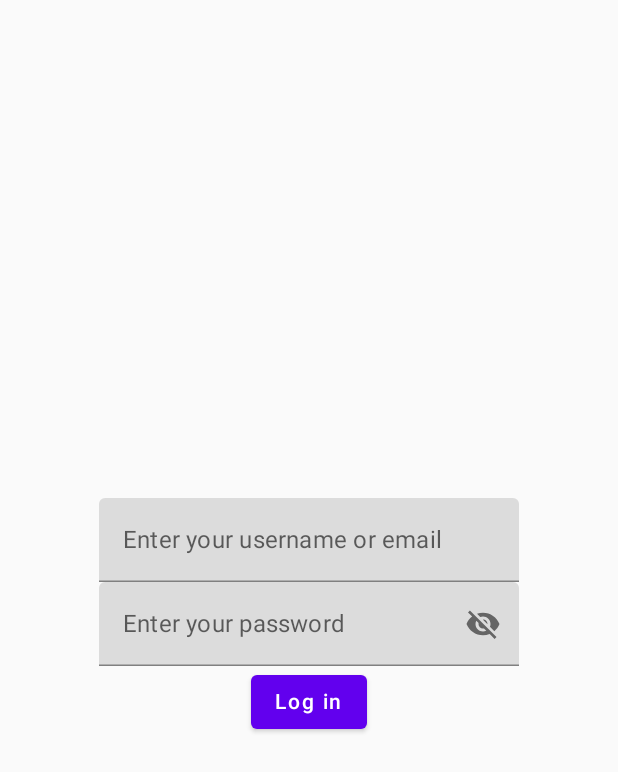
After one commit to calmBlooper/stampnet, an Android app built with Jetpack Compose: the AuthorizationActivity screen opened directly, with no data from a screen before it, on a phone screen of 412 x 824 dp. The commit adds this screen. Shown: the top 772 px of the screen. Run offline under Robolectric (Android 15) with nearby library versions, the phone set to English and light mode, and no system bars; our stand-ins replace Firebase (no records; nobody signed in at launch, a user with empty details on screens opened directly).

Commit message:
Added basic login

```diff
--- a/app/build.gradle
+++ b/app/build.gradle
@@ -58,10 +58,13 @@ dependencies {
     implementation "androidx.compose.material:material:$compose_version"
     implementation "androidx.compose.ui:ui-tooling-preview:$compose_version"
     implementation "androidx.lifecycle:lifecycle-runtime-ktx:$lifecycle_version"
+    implementation "androidx.navigation:navigation-compose:$lifecycle_version"
     implementation 'androidx.activity:activity-compose:1.4.0'
     testImplementation 'junit:junit:4.13.2'
     androidTestImplementation 'androidx.test.ext:junit:1.1.3'
     androidTestImplementation 'androidx.test.espresso:espresso-core:3.4.0'
     androidTestImplementation "androidx.compose.ui:ui-test-junit4:$compose_version"
+    implementation "androidx.compose.runtime:runtime-livedata:$compose_version"
     debugImplementation "androidx.compose.ui:ui-tooling:$compose_version"
+    implementation "androidx.compose.material:material-icons-extended:$compose_version"
 }
--- /dev/null
+++ b/app/src/main/java/com/voldemar/stampnet/authorization/AuthorizationActivity.kt
@@ -0,0 +1,127 @@
+package com.voldemar.stampnet.authorization
+
+import android.os.Bundle
+import android.util.Log
+import android.widget.Toast
+import androidx.activity.ComponentActivity
+import androidx.activity.compose.setContent
+import androidx.compose.foundation.layout.Arrangement
+import androidx.compose.foundation.layout.Column
+import androidx.compose.foundation.layout.fillMaxSize
+import androidx.compose.foundation.text.KeyboardOptions
+import androidx.compose.material.*
+import androidx.compose.material.icons.Icons
+import androidx.compose.material.icons.filled.Visibility
+import androidx.compose.material.icons.filled.VisibilityOff
+import androidx.compose.runtime.Composable
+import androidx.compose.runtime.getValue
+import androidx.compose.runtime.mutableStateOf
+import androidx.compose.runtime.saveable.rememberSaveable
+import androidx.compose.runtime.setValue
+import androidx.compose.ui.Alignment
+import androidx.compose.ui.Modifier
+import androidx.compose.ui.text.input.KeyboardType
+import androidx.compose.ui.text.input.PasswordVisualTransformation
+import androidx.compose.ui.text.input.VisualTransformation
+import androidx.compose.ui.tooling.preview.Preview
+import com.google.firebase.auth.FirebaseAuth
+
+class AuthorizationActivity : ComponentActivity() {
+    private lateinit var auth: FirebaseAuth
+    private val login = mutableStateOf("")
+    private val password = mutableStateOf("")
+    override fun onCreate(savedInstanceState: Bundle?) {
+        super.onCreate(savedInstanceState)
+        // Initialize Firebase Auth
+        auth = FirebaseAuth.getInstance()
+        setContent {
+            LoginView()
+        }
+    }
+
+    override fun onStart() {
+        super.onStart()
+        // Check if user is signed in (non-null) and update UI accordingly.
+        val currentUser = auth.currentUser
+        if (currentUser != null) {
+            //reload()  - wtf???
+        }
+    }
+
+    @Preview
+    @Composable
+    fun LoginView() {
+        Column(
+            modifier = Modifier.fillMaxSize(),
+            horizontalAlignment = Alignment.CenterHorizontally,
+            verticalArrangement = Arrangement.Center
+        ) {
+            Login()
+            Password()
+            SignInButton()
+        }
+    }
+
+    @Composable
+    fun SignInButton() {
+        Button(onClick = {
+            auth.signInWithEmailAndPassword(login.value, password.value)
+                .addOnCompleteListener(this) { task ->
+                    if (task.isSuccessful) {
+                        // Sign in success, update UI with the signed-in user's information
+                        Log.d(TAG, "signInWithEmail:success")
+                        val user = auth.currentUser
+                        //  updateUI(user)
+                    } else {
+                        // If sign in fails, display a message to the user.
+                        Log.w(TAG, "signInWithEmail:failure", task.exception)
+                        Toast.makeText(
+                            baseContext, "Authentication failed.",
+                            Toast.LENGTH_SHORT
+                        ).show()
+                        //    updateUI(null)
+                    }
+                }
+
+        }) {
+            Text(text = "Log in")
+        }
+    }
+
+    @Composable
+    fun Login() {
+        TextField(
+            value = login.value,
+            label = { Text(text = "Enter your username or email") },
+            onValueChange = { login.value = it })
+    }
+
+    @Composable
+    fun Password() {
+        var passwordVisible by rememberSaveable { mutableStateOf(false) }
+        TextField(value = password.value,
+            label = { Text(text = "Enter your password") },
+            onValueChange = { password.value = it },
+            singleLine = true,
+            visualTransformation = if (passwordVisible) VisualTransformation.None else PasswordVisualTransformation(),
+            keyboardOptions = KeyboardOptions(keyboardType = KeyboardType.Password),
+            trailingIcon = {
+                val image = if (passwordVisible)
+                    Icons.Filled.Visibility
+                else Icons.Filled.VisibilityOff
+
+                // Please provide localized description for accessibility services
+                val description = if (passwordVisible) "Hide password" else "Show password"
+
+                IconButton(onClick = { passwordVisible = !passwordVisible }) {
+                    Icon(imageVector = image, description)
+                }
+            }
+        )
+    }
+
+    companion object {
+        const val TAG = "Authorization"
+    }
+
+}
--- a/app/src/main/res/values/strings.xml
+++ b/app/src/main/res/values/strings.xml
@@ -2,4 +2,5 @@
     <string name="app_name">StampNet</string>
     <string name="title_activity_sign_in">SignInActivity</string>
     <string name="title_activity_splash">SplashActivity</string>
+    <string name="title_activity_signup">SignupActivity</string>
 </resources>
```
Also changed, not shown: app/src/main/AndroidManifest.xml (+8 -11 lines), app/src/main/java/com/voldemar/stampnet/MainActivity.kt (+14 -5 lines), app/src/main/java/com/voldemar/stampnet/SignInActivity.kt (deleted, +0 -43 lines), app/src/main/java/com/voldemar/stampnet/SplashActivity.kt (+57 -26 lines).
